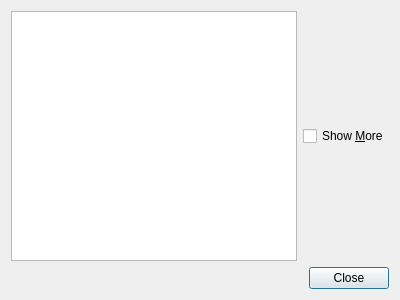
Qt form applet/ui/nmdialog.ui (zballina/nm-applet-qt) before a commit.
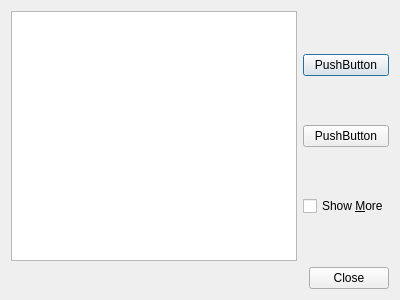
The same form after that commit.

Diff of the .ui file:
```diff
--- a/applet/ui/nmdialog.ui
+++ b/applet/ui/nmdialog.ui
@@ -20,11 +20,29 @@
       <widget class="QListView" name="connectionsList"/>
      </item>
      <item>
+      <layout class="QVBoxLayout" name="verticalLayout_2">
+       <item>
+        <widget class="QPushButton" name="pushButton_2">
+         <property name="text">
+          <string>PushButton</string>
+         </property>
+        </widget>
+       </item>
+       <item>
+        <widget class="QPushButton" name="pushButtonCountList">
+         <property name="text">
+          <string>PushButton</string>
+         </property>
+        </widget>
+       </item>
+       <item>
       <widget class="QCheckBox" name="checkBoxShowMore">
        <property name="text">
         <string>Show &amp;More</string>
        </property>
       </widget>
+       </item>
+      </layout>
      </item>
     </layout>
    </item>
```
Lines whose indentation alone changed are shown as unchanged.
